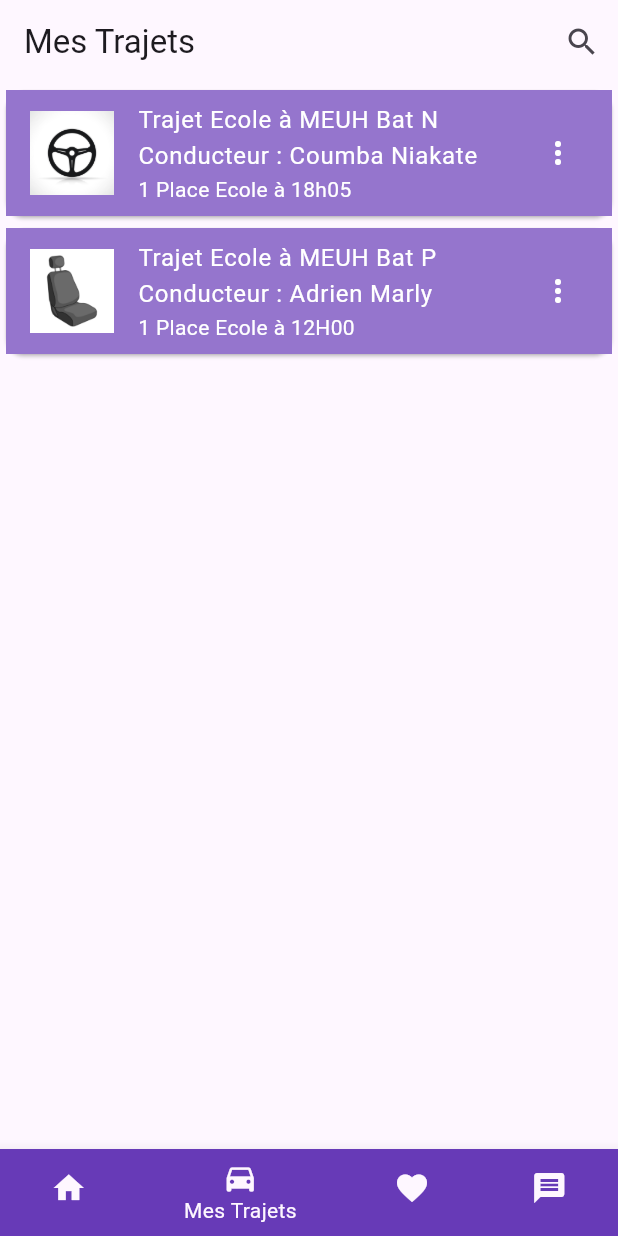
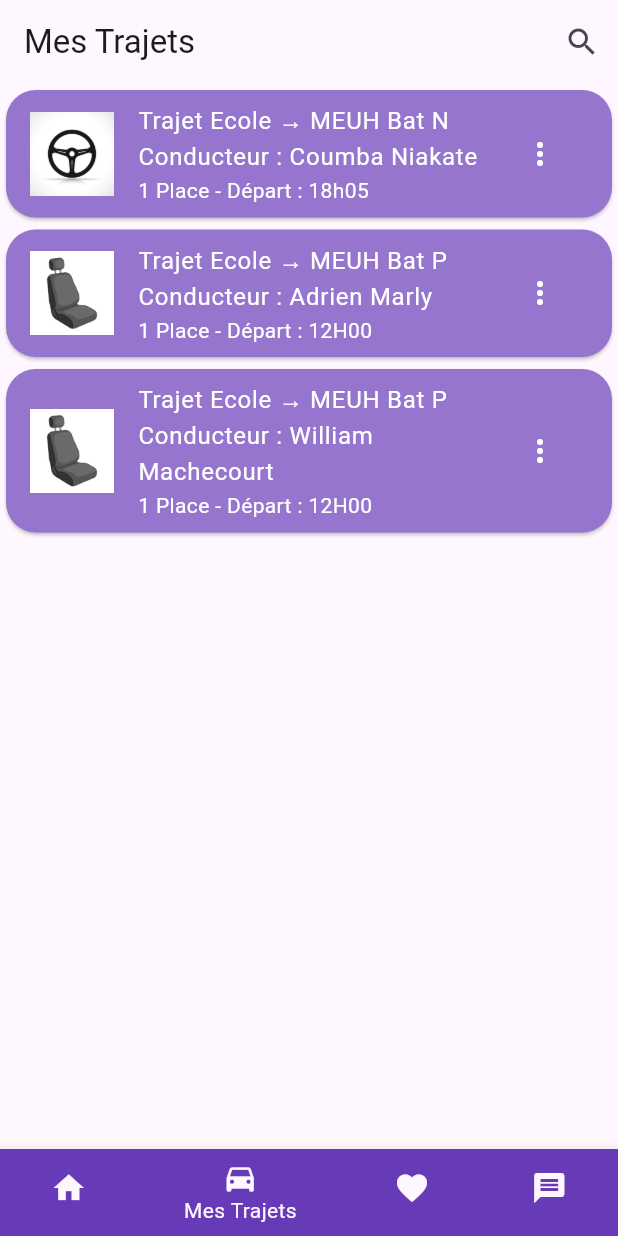
Before and after one commit to EmMEUHnez-moi/App, a Flutter app: the screen it shows after launch, item 2 of the bottom bar chosen, on a phone screen of 412 x 824 dp. Run offline on Flutter 3.47's test engine with Material 3 defaults, Android fonts, the light colour scheme and no system bars; our stand-ins replace bloc, equatable, flutter_bloc.

Commit message:
Ajout d une page de trajet où on peut réserver le trajet et où on peut appeler le conducteur accessible à partir de la recherche et de l'accueil

```diff
--- a/lib/Accueil/view/accueil_view.dart
+++ b/lib/Accueil/view/accueil_view.dart
@@ -2,6 +2,7 @@ import 'package:flutter/material.dart';
 import 'package:emmeuhnez_moi_app/accueil/widget/button_accueil.dart';
 import 'package:emmeuhnez_moi_app/trajets/view/new_trajet_view.dart';
 import 'package:emmeuhnez_moi_app/profil/view/profil_view.dart';
+import 'package:emmeuhnez_moi_app/trajets/view/trajet_detail_view.dart';
 
 
 
@@ -85,6 +86,9 @@ class AccueilViewState extends State<AccueilView> {
                 title: Text('Trajet $lieudepart → $lieuarrive\nConducteur : $conducteur'),
                 subtitle: Text('1 Place - Départ : $date'),
                 trailing: const Icon(Icons.more_vert),
+                onTap: () {
+                  openTrajetDetails(context, listeCovoit[index]);
+                },
               ),
             );
           },
--- a/lib/trajets/view/trajets_view.dart
+++ b/lib/trajets/view/trajets_view.dart
@@ -1,5 +1,5 @@
 import 'package:flutter/material.dart';
-
+import 'package:emmeuhnez_moi_app/trajets/view/trajet_detail_view.dart';
 
 
 class TrajetsView extends StatefulWidget {
@@ -24,7 +24,15 @@ class TrajetsViewState extends State<TrajetsView> {
       "Lieu Départ": "Ecole",
       "Lieu arrivé": "MEUH Bat P",
       "avatar": "Siege",
+    },
+    {
+      "Conducteur": "William Machecourt",
+      "Date": "12H00",
+      "Lieu Départ": "Ecole",
+      "Lieu arrivé": "MEUH Bat P",
+      "avatar": "Siege",
     }
+
   ];
 
   @override
@@ -55,14 +63,35 @@ class TrajetsViewState extends State<TrajetsView> {
             final lieudepart = listedescovoits['Lieu Départ'];
             final lieuarrive = listedescovoits['Lieu arrivé'];
 
-            return Card(
+             return Card(
+              shape : RoundedRectangleBorder(borderRadius: BorderRadius.circular(20)),
+              color : Colors.deepPurple[300],
               child: ListTile(
                 leading: Image.asset("assets/images/$avatar.jpg"),
-                title: Text(
-                    'Trajet $lieudepart à $lieuarrive Conducteur : $conducteur',style: TextStyle(color: Colors.white)),
-                subtitle: Text('1 Place $lieudepart à $date',style: TextStyle(color: Colors.white)),
-                trailing: Icon(Icons.more_vert, color: Colors.white),
-                tileColor: Colors.deepPurple[300],
+                title: Text('Trajet $lieudepart → $lieuarrive\nConducteur : $conducteur',style: TextStyle(color: Colors.white)),
+                subtitle: Text('1 Place - Départ : $date',style: TextStyle(color: Colors.white)),
+                trailing: PopupMenuButton<String>(
+                  icon: const Icon(Icons.more_vert, color: Colors.white),
+                  onSelected: (String value) {
+                    if (value == 'Réserver') {
+                      // Action pour réserver
+                    } else if (value == 'Favoris') {
+                      // Action pour ajouter aux favoris
+                    }
+                  },
+                  itemBuilder: (BuildContext context) {
+                    return [
+                      const PopupMenuItem<String>(
+                        value: 'Réserver',
+                        child: Text('Réserver'),
+                      ),
+                      const PopupMenuItem<String>(
+                        value: 'Favoris',
+                        child: Text('Ajouter aux favoris'),
+                      ),
+                    ];
+                  },
+                ),
               ),
             );
           },
@@ -82,6 +111,8 @@ class CustomSearchDelegate extends SearchDelegate {
   final List<Map<String, String>> trajets;
 
   CustomSearchDelegate(this.trajets);
+
+
 
   @override
   List<Widget> buildActions(BuildContext context) {
@@ -116,8 +147,11 @@ class CustomSearchDelegate extends SearchDelegate {
       itemBuilder: (context, index) {
         var trajet = matchQuery[index];
         return ListTile(
-          title: Text('${trajet["Lieu Départ"]} → ${trajet["Lieu arrivé"]}'),
+         title: Text('${trajet["Lieu Départ"]} → ${trajet["Lieu arrivé"]}'),
           subtitle: Text('Conducteur: ${trajet["Conducteur"]} - Départ: ${trajet["Date"]}'),
+          onTap: () {
+            openTrajetDetails(context, trajet);
+          },
         );
       },
     );
```
Also changed, not shown: lib/trajets/view/trajet_detail_view.dart (added, +87 -0 lines), pubspec.lock, 12 other files.
